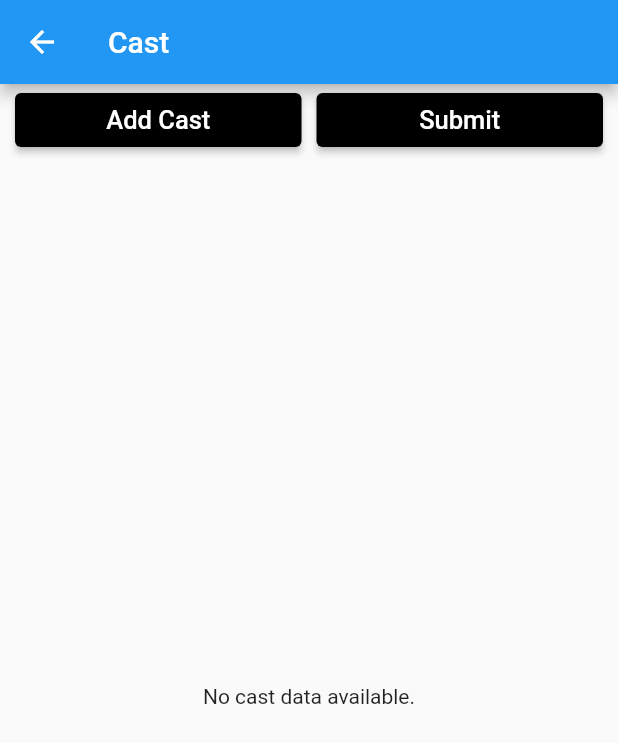
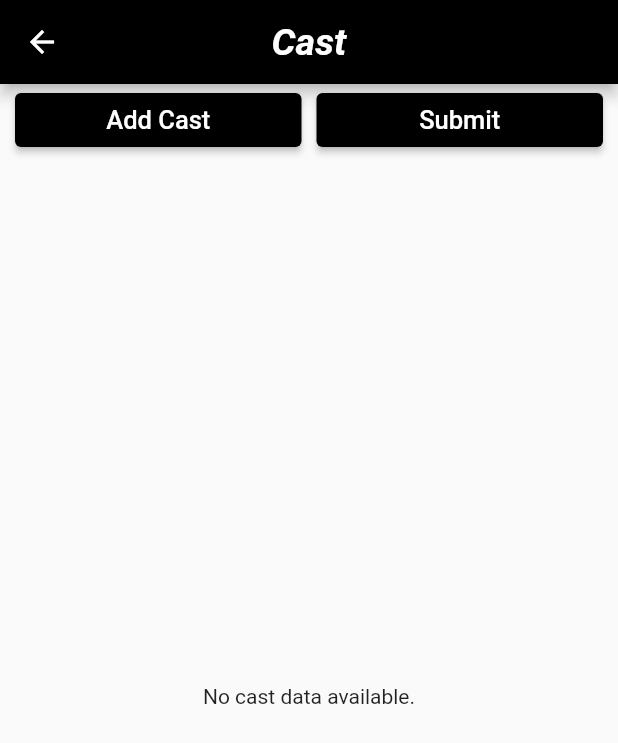
Before and after one commit to Akashnaii/adminapp, a Flutter app: the MyImagePickerScreen screen opened directly with empty values, on a phone screen of 412 x 824 dp. Shown: the top 743 px of the screen. Run offline on Flutter 3.47's test engine with Material 2 defaults, Android fonts, the light colour scheme and no system bars; our stand-ins replace cloud_firestore, file_picker, firebase_core, firebase_storage, image_picker, shared_preferences; accounts and stored records are empty.

Commit message:
last of code push

```diff
--- a/lib/image_pick.dart
+++ b/lib/image_pick.dart
@@ -98,7 +98,7 @@ class _MyImagePickerScreenState extends State<MyImagePickerScreen> {
           title: Text('Enter Cast Name'),
           content: TextField(
             controller: nameController,
-            decoration: InputDecoration(labelText: 'Cast   Name'),
+            decoration: InputDecoration(labelText: 'Cast Name'),
           ),
           actions: [
             ElevatedButton(
@@ -315,7 +315,11 @@ class _MyImagePickerScreenState extends State<MyImagePickerScreen> {
   Widget build(BuildContext context) {
     return Scaffold(
       appBar: AppBar(
-        title: Text('Cast'),
+        backgroundColor: Colors.black,
+        title: Text('Cast' , style: TextStyle( fontWeight: FontWeight.bold,
+            fontStyle: FontStyle.italic,
+            fontSize: 25),),
+        centerTitle: true,
       ),
       body:isLoading? Center(child: CircularProgressIndicator())
           : Column(
--- a/lib/main.dart
+++ b/lib/main.dart
@@ -17,7 +17,7 @@ class MyApp extends StatelessWidget {
   Widget build(BuildContext context) {
     return MaterialApp(
       debugShowCheckedModeBanner: false,
-      title: 'Movie Admin App',
+      title: ' Admin App',
       theme: ThemeData(
         primarySwatch: Colors.blue,
       ),
```
Also changed, not shown: lib/Selectshow.dart (+11 -7 lines).
